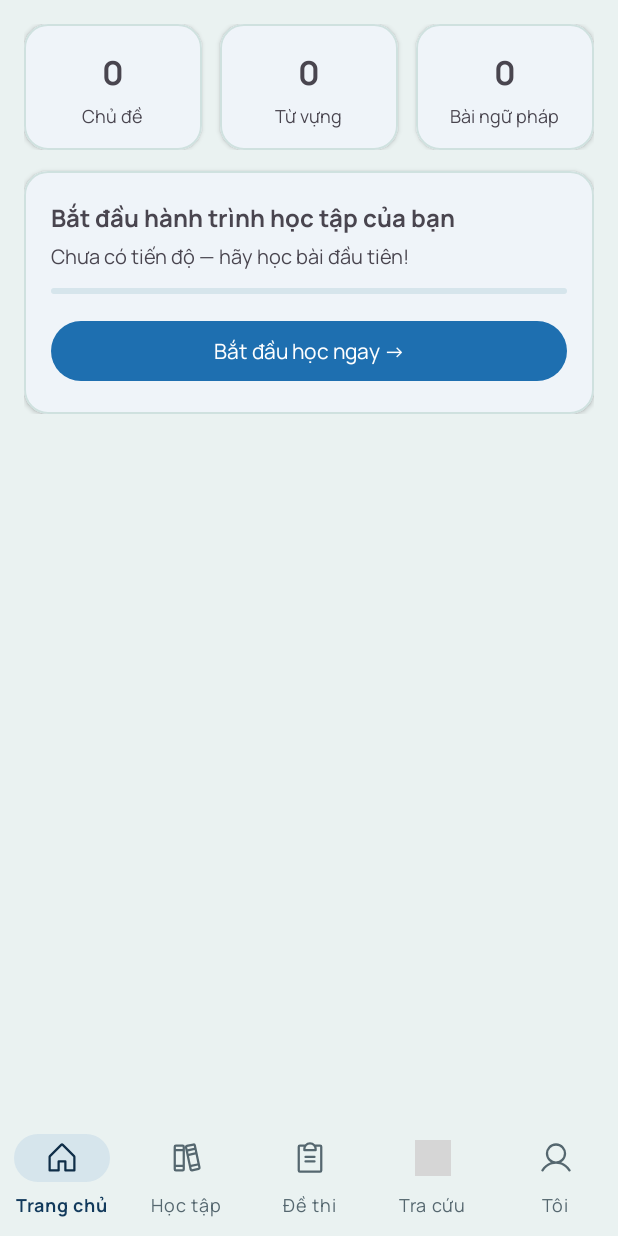
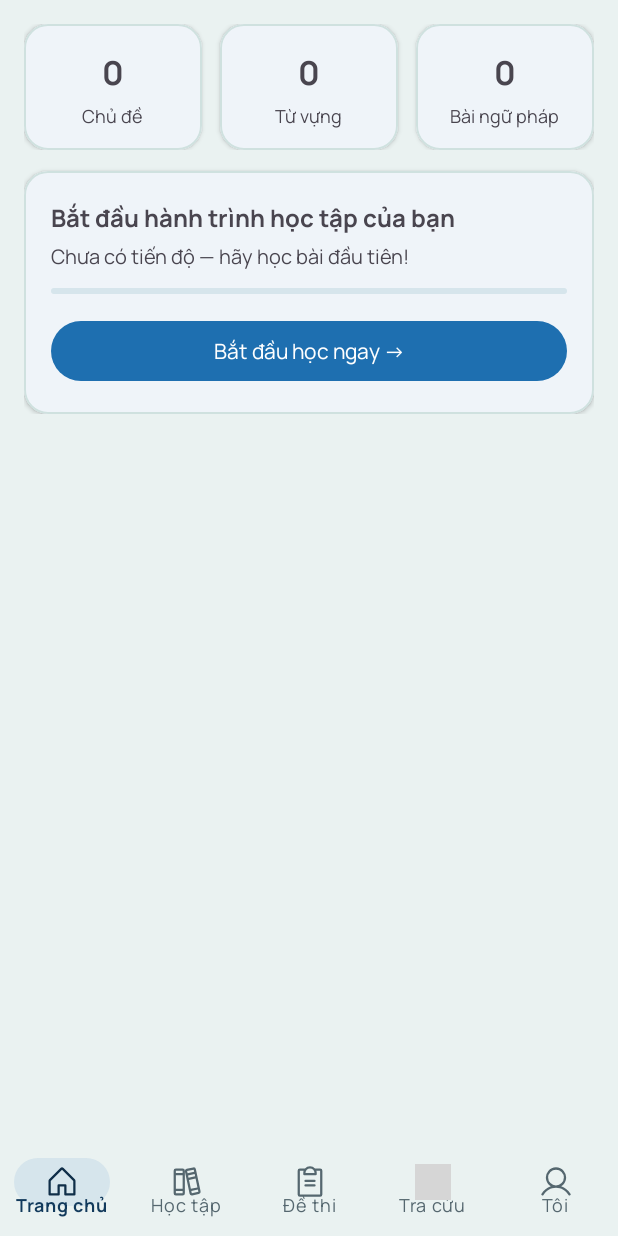
Before and after one commit to Nguyen-Phi-Long-702/Lori, an Android app: the MainActivity screen opened directly, with no data from a screen before it, on a phone screen of 412 x 824 dp. Run offline under Robolectric (Android 15) with nearby library versions, the light colour scheme and no system bars; our stand-ins replace Room's generated code, navigation-ui; grey boxes are pictures that could not be loaded.

Commit message:
fix: Sửa lỗi màu nền ô đáp án là màu đen khi ở chế độ sáng. Sửa lỗi thanh nav lâu lâu bị cao bất thường

```diff
--- a/app/src/main/java/com/example/lori/view/QuizFragment.java
+++ b/app/src/main/java/com/example/lori/view/QuizFragment.java
@@ -8,6 +8,7 @@ import android.view.ViewGroup;
 import android.widget.ImageButton;
 import android.widget.TextView;
 import android.widget.Toast;
+import android.graphics.Color;
 
 import androidx.annotation.NonNull;
 import androidx.annotation.Nullable;
@@ -24,8 +25,7 @@ import com.google.android.material.button.MaterialButton;
 import com.google.android.material.card.MaterialCardView;
 import com.google.android.material.progressindicator.LinearProgressIndicator;
 
-//Fragment làm bài kiểm tra, dùng chung cho quiz từ vựng (theo chủ đề) và
-//quiz ngữ pháp (theo bài học), phân biệt qua tham số quizType.
+//Fragment làm bài kiểm tra, dùng chung cho quiz từ vựng (theo chủ đề) và quiz ngữ pháp (theo bài học), phân biệt qua tham số quizType.
 public class QuizFragment extends Fragment {
 
     private QuizViewModel viewModel;
@@ -179,7 +179,7 @@ public class QuizFragment extends Fragment {
 
     private void resetOptionStyles() {
         for (MaterialButton button : optionButtons) {
-            button.setBackgroundTintList(null);
+            button.setBackgroundTintList(ColorStateList.valueOf(Color.TRANSPARENT));
             button.setTextColor(defaultOptionTextColor);
             button.setStrokeWidth(defaultOptionStrokeWidth);
         }
--- a/app/src/main/res/layout/activity_main.xml
+++ b/app/src/main/res/layout/activity_main.xml
@@ -23,10 +23,11 @@
         android:id="@+id/bottom_nav"
         android:layout_width="0dp"
         android:layout_height="wrap_content"
+        android:minHeight="64dp"
         app:labelVisibilityMode="labeled"
+        app:paddingBottomSystemWindowInsets="false"
         app:layout_constraintBottom_toBottomOf="parent"
         app:layout_constraintEnd_toEndOf="parent"
         app:layout_constraintStart_toStartOf="parent"
         app:menu="@menu/bottom_nav_menu" />
-
 </androidx.constraintlayout.widget.ConstraintLayout>
```
